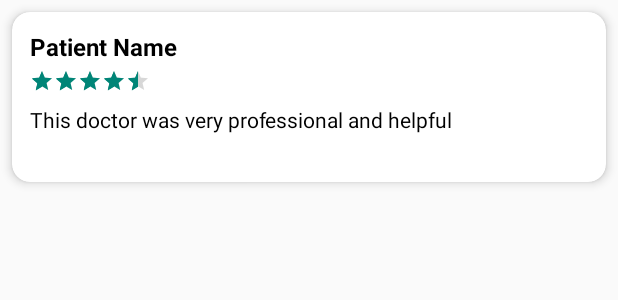
After one commit to sarfaraz22shaikh/MedicareStudios, an Android app: the layout item_review.xml on its own in the app's theme, with its tools: preview values and no code run, on a phone screen of 412 x 824 dp. The commit adds this screen. Shown: the top 300 px of the screen. Run offline under Robolectric (Android 15) with nearby library versions, the phone set to English and light mode, and no system bars.

Commit message:
rating work fully done

```diff
--- /dev/null
+++ b/app/src/main/res/layout/item_review.xml
@@ -0,0 +1,52 @@
+<?xml version="1.0" encoding="utf-8"?>
+<androidx.cardview.widget.CardView xmlns:android="http://schemas.android.com/apk/res/android"
+    xmlns:card_view="http://schemas.android.com/apk/res-auto"
+    android:layout_width="match_parent"
+    android:layout_margin="8dp"
+    android:layout_height="wrap_content"
+    card_view:cardCornerRadius="12dp"
+    card_view:cardElevation="4dp"
+    android:background="@android:color/white">
+
+    <LinearLayout
+        android:layout_width="match_parent"
+        android:layout_height="wrap_content"
+        android:orientation="vertical"
+        android:padding="12dp">
+
+        <TextView
+            android:id="@+id/tvReviewerName"
+            android:layout_width="wrap_content"
+            android:layout_height="wrap_content"
+            android:text="Patient Name"
+            android:textStyle="bold"
+            android:textSize="16sp"
+            android:textColor="@color/black" />
+
+
+        <RatingBar
+            android:id="@+id/ratingBar"
+            style="@style/SmallRatingBar"
+            android:layout_width="wrap_content"
+            android:layout_height="wrap_content"
+            android:numStars="5"
+            android:stepSize="0.5"
+            android:isIndicator="true"
+            android:rating="4.5"
+            android:layout_marginTop="4dp"/>
+
+
+        <TextView
+            android:id="@+id/tvReviewText"
+            android:layout_marginBottom="20dp"
+            android:layout_width="match_parent"
+            android:layout_height="wrap_content"
+            android:layout_marginTop="8dp"
+            android:text="This doctor was very professional and helpful"
+            android:textSize="14sp"
+            android:textColor="@color/black" />
+
+
+    </LinearLayout>
+
+</androidx.cardview.widget.CardView>
--- a/app/src/main/res/values/styles.xml
+++ b/app/src/main/res/values/styles.xml
@@ -53,4 +53,6 @@
         <item name="cornerFamily">rounded</item>
         <item name="cornerSize">50%</item>
     </style>
+
+    <style name="SmallRatingBar" parent="Widget.AppCompat.RatingBar.Small" />
 </resources>
```
Also changed, not shown: app/src/main/java/com/developer/opdmanager/Activities/doctor_info_card.java (+149 -40 lines), app/src/main/java/com/developer/opdmanager/Adapters/ReviewAdapter.java (added, +57 -0 lines), app/src/main/java/com/developer/opdmanager/Models/ReviewModel.java (added, +25 -0 lines), app/src/main/res/layout/doctor_info_card.xml (+10 -8 lines).
